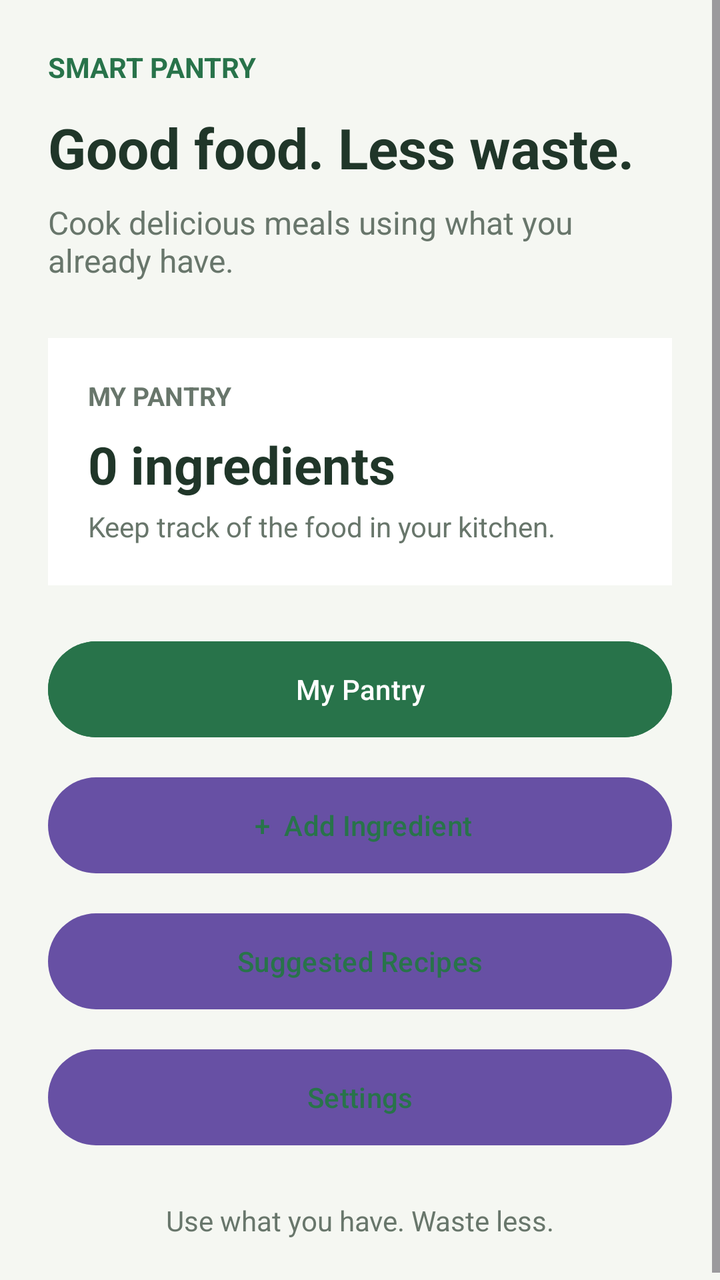
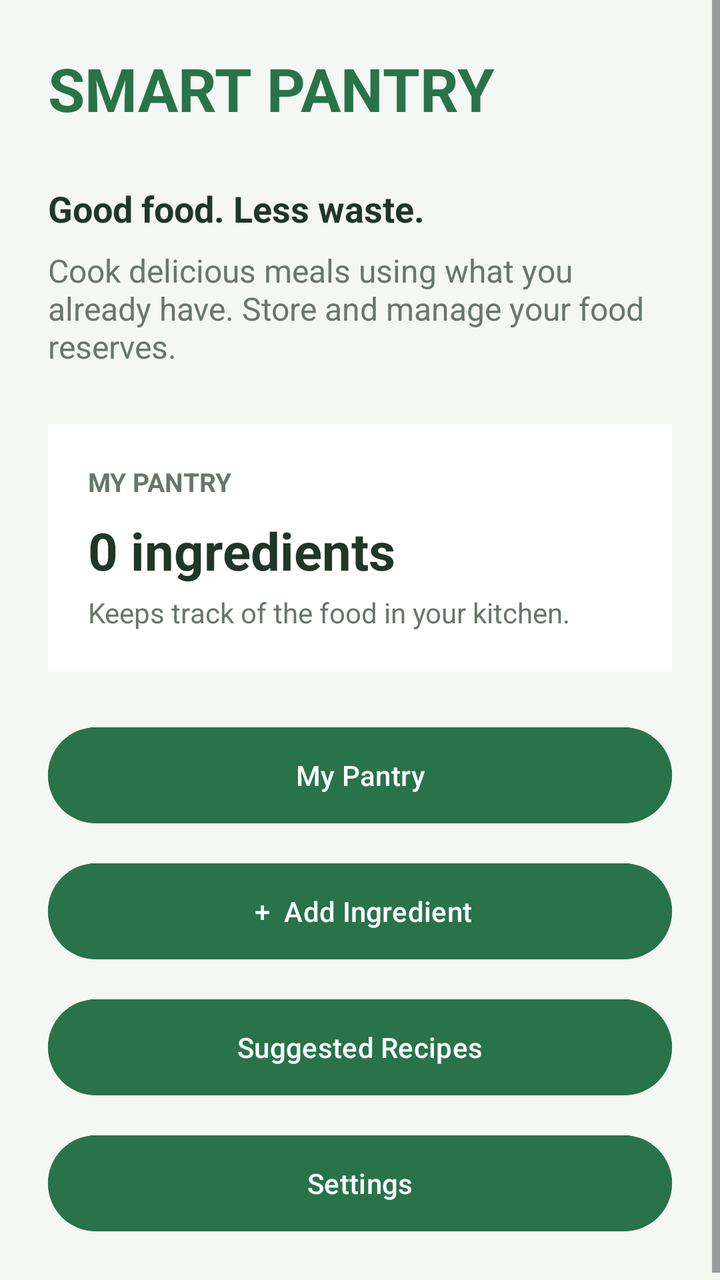

An Android layout rendered at two revisions. The XML below is the earlier revision; the diff shows what the commit changed to produce the second picture.
<!-- AndroidManifest.xml: application theme Theme.SmartPantry -->
<!-- res/layout/activity_main.xml -->
<?xml version="1.0" encoding="utf-8"?>
<ScrollView xmlns:android="http://schemas.android.com/apk/res/android"
    android:layout_width="match_parent"
    android:layout_height="match_parent"
    android:background="#F5F7F2"
    android:fillViewport="true">

    <LinearLayout
        android:layout_width="match_parent"
        android:layout_height="wrap_content"
        android:orientation="vertical"
        android:padding="24dp">

        <TextView
            android:layout_width="wrap_content"
            android:layout_height="wrap_content"
            android:text="SMART PANTRY"
            android:textColor="#28734A"
            android:textSize="14sp"
            android:textStyle="bold" />

        <TextView
            android:layout_width="match_parent"
            android:layout_height="wrap_content"
            android:layout_marginTop="12dp"
            android:text="Good food. Less waste."
            android:textColor="#203629"
            android:textSize="28sp"
            android:textStyle="bold" />

        <TextView
            android:layout_width="match_parent"
            android:layout_height="wrap_content"
            android:layout_marginTop="8dp"
            android:text="Cook delicious meals using what you already have."
            android:textColor="#68766B"
            android:textSize="16sp" />

        <LinearLayout
            android:layout_width="match_parent"
            android:layout_height="wrap_content"
            android:layout_marginTop="28dp"
            android:background="#FFFFFF"
            android:orientation="vertical"
            android:padding="20dp">

            <TextView
                android:layout_width="wrap_content"
                android:layout_height="wrap_content"
                android:text="MY PANTRY"
                android:textColor="#68766B"
                android:textSize="13sp"
                android:textStyle="bold" />

            <TextView
                android:id="@+id/txtIngredientCount"
                android:layout_width="wrap_content"
                android:layout_height="wrap_content"
                android:layout_marginTop="8dp"
                android:text="0 ingredients"
                android:textColor="#203629"
                android:textSize="26sp"
                android:textStyle="bold" />

            <TextView
                android:layout_width="match_parent"
                android:layout_height="wrap_content"
                android:layout_marginTop="4dp"
                android:text="Keep track of the food in your kitchen."
                android:textColor="#68766B"
                android:textSize="14sp" />

        </LinearLayout>

        <Button
            android:id="@+id/btnMyPantry"
            android:layout_width="match_parent"
            android:layout_height="56dp"
            android:layout_marginTop="24dp"
            android:backgroundTint="#28734A"
            android:text="My Pantry"
            android:textColor="#FFFFFF" />

        <Button
            android:id="@+id/btnAddIngredient"
            android:layout_width="match_parent"
            android:layout_height="56dp"
            android:layout_marginTop="12dp"
            android:text=" +  Add Ingredient"
            android:textColor="#28734A" />

        <Button
            android:id="@+id/btnSuggestedRecipes"
            android:layout_width="match_parent"
            android:layout_height="56dp"
            android:layout_marginTop="12dp"
            android:text="Suggested Recipes"
            android:textColor="#28734A" />

        <Button
            android:id="@+id/btnSettings"
            android:layout_width="match_parent"
            android:layout_height="56dp"
            android:layout_marginTop="12dp"
            android:text="Settings"
            android:textColor="#28734A" />

        <TextView
            android:layout_width="match_parent"
            android:layout_height="wrap_content"
            android:layout_marginTop="24dp"
            android:gravity="center"
            android:text="Use what you have. Waste less."
            android:textColor="#68766B"
            android:textSize="14sp" />

    </LinearLayout>
</ScrollView>
<!-- resources referenced by this layout -->
<resources>
  <style name="Theme.SmartPantry" parent="Base.Theme.SmartPantry" />
  <style name="Base.Theme.SmartPantry" parent="Theme.Material3.DayNight.NoActionBar">
          
          
      </style>
</resources>

<!-- the commit's change to res/layout/activity_main.xml (unified diff, before → after) -->
@@ -4,6 +4,8 @@
     android:layout_height="match_parent"
     android:background="#F5F7F2"
     android:fillViewport="true">
+
+
 
     <LinearLayout
         android:layout_width="match_parent"
@@ -12,12 +14,13 @@
         android:padding="24dp">
 
         <TextView
-            android:layout_width="wrap_content"
-            android:layout_height="wrap_content"
+            android:layout_width="251dp"
+            android:layout_height="56dp"
             android:text="SMART PANTRY"
             android:textColor="#28734A"
-            android:textSize="14sp"
-            android:textStyle="bold" />
+            android:textSize="30sp"
+            android:textStyle="bold"
+            />
 
         <TextView
             android:layout_width="match_parent"
@@ -25,14 +28,14 @@
             android:layout_marginTop="12dp"
             android:text="Good food. Less waste."
             android:textColor="#203629"
-            android:textSize="28sp"
+            android:textSize="18sp"
             android:textStyle="bold" />
 
         <TextView
             android:layout_width="match_parent"
             android:layout_height="wrap_content"
             android:layout_marginTop="8dp"
-            android:text="Cook delicious meals using what you already have."
+            android:text="Cook delicious meals using what you already have. Store and manage your food reserves."
             android:textColor="#68766B"
             android:textSize="16sp" />
 
@@ -66,7 +69,7 @@
                 android:layout_width="match_parent"
                 android:layout_height="wrap_content"
                 android:layout_marginTop="4dp"
-                android:text="Keep track of the food in your kitchen."
+                android:text="Keeps track of the food in your kitchen."
                 android:textColor="#68766B"
                 android:textSize="14sp" />
 
@@ -87,7 +90,8 @@
             android:layout_height="56dp"
             android:layout_marginTop="12dp"
             android:text=" +  Add Ingredient"
-            android:textColor="#28734A" />
+            android:textColor="#FFFFFF"
+            android:backgroundTint="#28734A"/>
 
         <Button
             android:id="@+id/btnSuggestedRecipes"
@@ -95,7 +99,8 @@
             android:layout_height="56dp"
             android:layout_marginTop="12dp"
             android:text="Suggested Recipes"
-            android:textColor="#28734A" />
+            android:textColor="#FFFFFF"
+            android:backgroundTint="#28734A"/>
 
         <Button
             android:id="@+id/btnSettings"
@@ -103,16 +108,10 @@
             android:layout_height="56dp"
             android:layout_marginTop="12dp"
             android:text="Settings"
-            android:textColor="#28734A" />
+            android:textColor="#FFFFFF"
+            android:backgroundTint="#28734A"/>
 
-        <TextView
-            android:layout_width="match_parent"
-            android:layout_height="wrap_content"
-            android:layout_marginTop="24dp"
-            android:gravity="center"
-            android:text="Use what you have. Waste less."
-            android:textColor="#68766B"
-            android:textSize="14sp" />
+
 
     </LinearLayout>
 </ScrollView>
